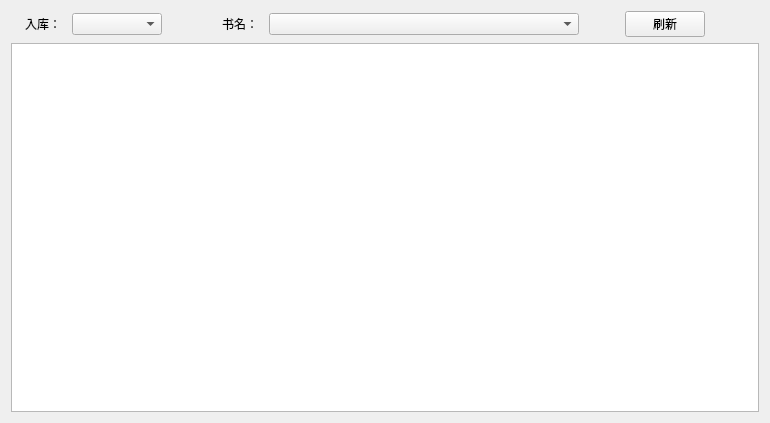
Above: PayCount_QT/CTabDetailDlg.ui from 605791556/PayAccount-QT before the change. Below: the same form after it.
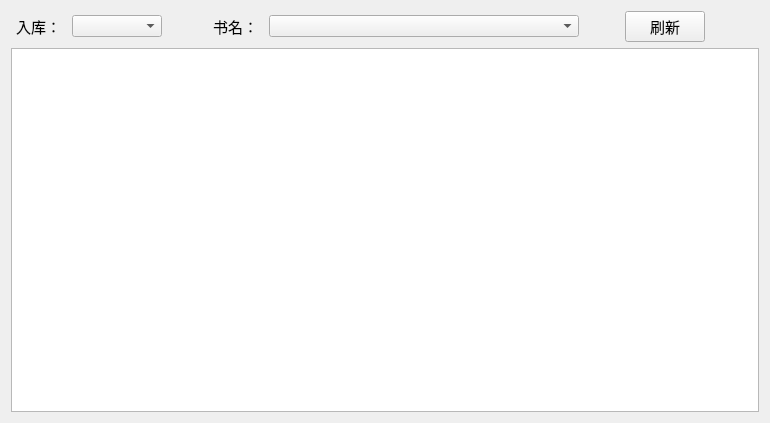
That is the form after the change.

What changed in the file:
```diff
--- a/PayCount_QT/CTabDetailDlg.ui
+++ b/PayCount_QT/CTabDetailDlg.ui
@@ -30,6 +30,11 @@
          <height>16777215</height>
         </size>
        </property>
+       <property name="font">
+        <font>
+         <pointsize>11</pointsize>
+        </font>
+       </property>
        <property name="text">
         <string>入库：</string>
        </property>
@@ -68,6 +73,11 @@
          <height>22</height>
         </size>
        </property>
+       <property name="font">
+        <font>
+         <pointsize>11</pointsize>
+        </font>
+       </property>
       </widget>
      </item>
      <item>
@@ -100,6 +110,11 @@
          <height>16777215</height>
         </size>
        </property>
+       <property name="font">
+        <font>
+         <pointsize>11</pointsize>
+        </font>
+       </property>
        <property name="text">
         <string>书名：</string>
        </property>
@@ -138,6 +153,11 @@
          <height>22</height>
         </size>
        </property>
+       <property name="font">
+        <font>
+         <pointsize>11</pointsize>
+        </font>
+       </property>
       </widget>
      </item>
      <item>
@@ -158,6 +178,11 @@
      </item>
      <item>
       <widget class="QPushButton" name="BTN_UPDATE">
+       <property name="font">
+        <font>
+         <pointsize>11</pointsize>
+        </font>
+       </property>
        <property name="text">
         <string>刷新</string>
        </property>
@@ -181,7 +206,13 @@
    <item>
     <layout class="QHBoxLayout" name="horizontalLayout_2">
      <item>
-      <widget class="QTableWidget" name="tableWidget"/>
+      <widget class="QTableWidget" name="tableWidget">
+       <property name="font">
+        <font>
+         <pointsize>11</pointsize>
+        </font>
+       </property>
+      </widget>
      </item>
     </layout>
    </item>
```
